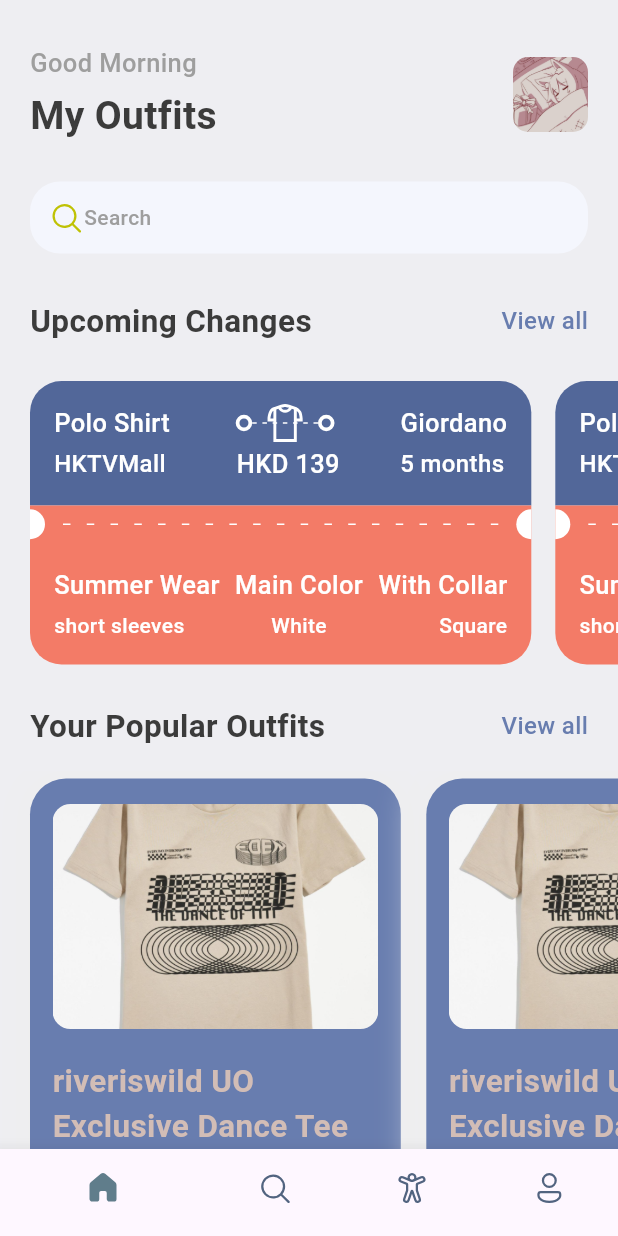
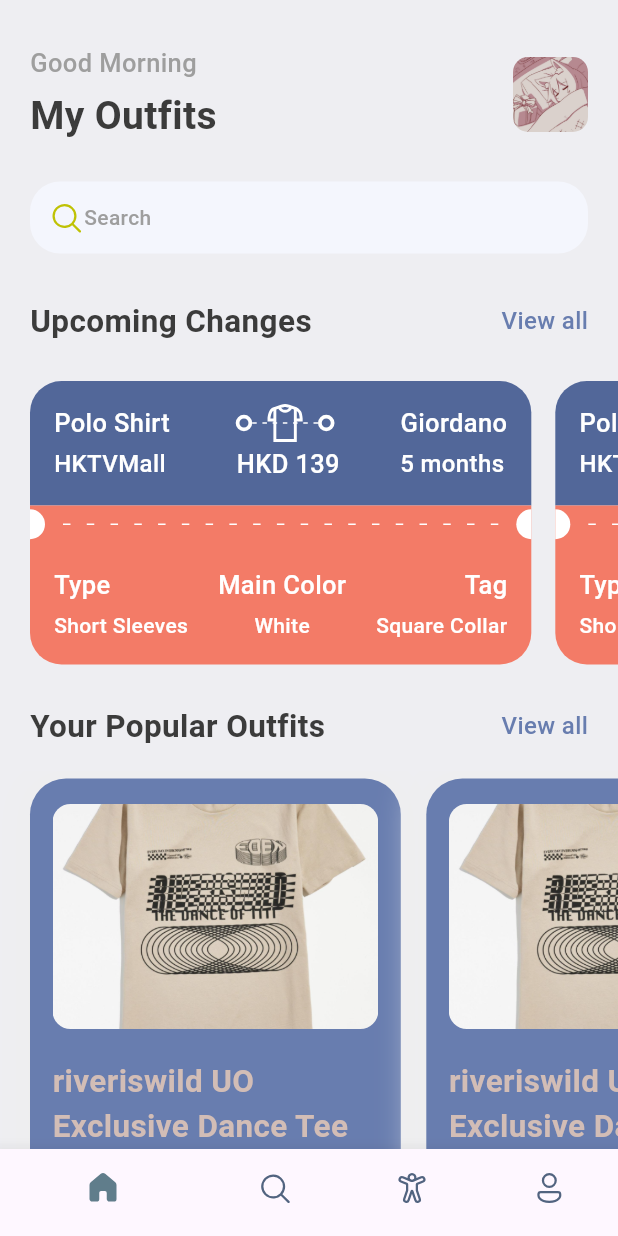
Before and after one commit to MrPeterJin/Road-to-Fullstack, a Flutter app: the screen it shows after launch, on a phone screen of 412 x 824 dp. Run offline on Flutter 3.47's test engine with Material 2 defaults, Android fonts, the phone set to English and light mode, and no system bars; our stand-ins replace fluentui_system_icons, gap, line_icons.

Commit message:
Rethinking and does subtle change of homepage

```diff
--- a/lib/screens/outfit_view.dart
+++ b/lib/screens/outfit_view.dart
@@ -172,13 +172,13 @@ class OutfitView extends StatelessWidget {
                       crossAxisAlignment: CrossAxisAlignment.start,
                       children: [
                         Text(
-                          'Summer Wear',
+                          'Type',
                           style: Styles.headLineStyle3
                               .copyWith(color: Colors.white),
                         ),
                         const Gap(5),
                         Text(
-                          'short sleeves',
+                          'Short Sleeves',
                           style: Styles.headLineStyle4
                               .copyWith(color: Colors.white),
                         ),
@@ -204,13 +204,13 @@ class OutfitView extends StatelessWidget {
                       crossAxisAlignment: CrossAxisAlignment.end,
                       children: [
                         Text(
-                          'With Collar',
+                          'Tag',
                           style: Styles.headLineStyle3
                               .copyWith(color: Colors.white),
                         ),
                         const Gap(5),
                         Text(
-                          'Square',
+                          'Square Collar',
                           style: Styles.headLineStyle4
                               .copyWith(color: Colors.white),
                         ),
--- a/lib/screens/popular_screen.dart
+++ b/lib/screens/popular_screen.dart
@@ -14,7 +14,7 @@ class PopularScreen extends StatelessWidget {
     final size = AppLayout.getSize(context);
     return Container(
       width: size.width * 0.6,
-      height: 350,
+      height: 320,
       padding: const EdgeInsets.symmetric(horizontal: 15, vertical: 17),
       margin: const EdgeInsets.only(right: 17, top: 5),
       decoration: BoxDecoration(
```
Also changed, not shown: records/2022-02-17/home.png.
